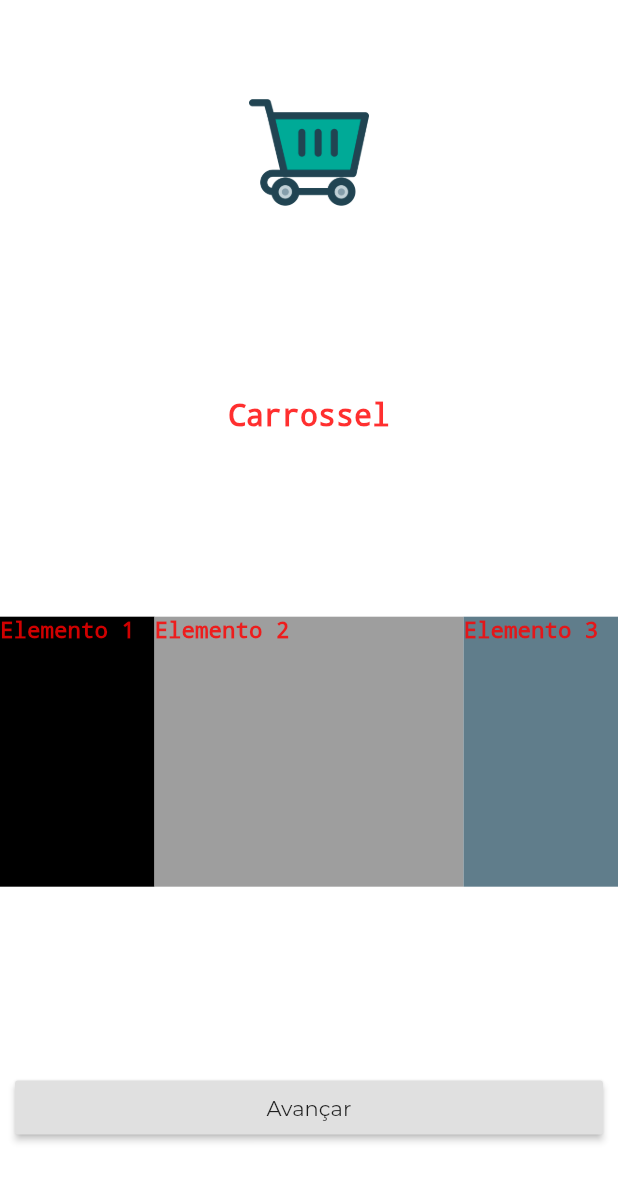
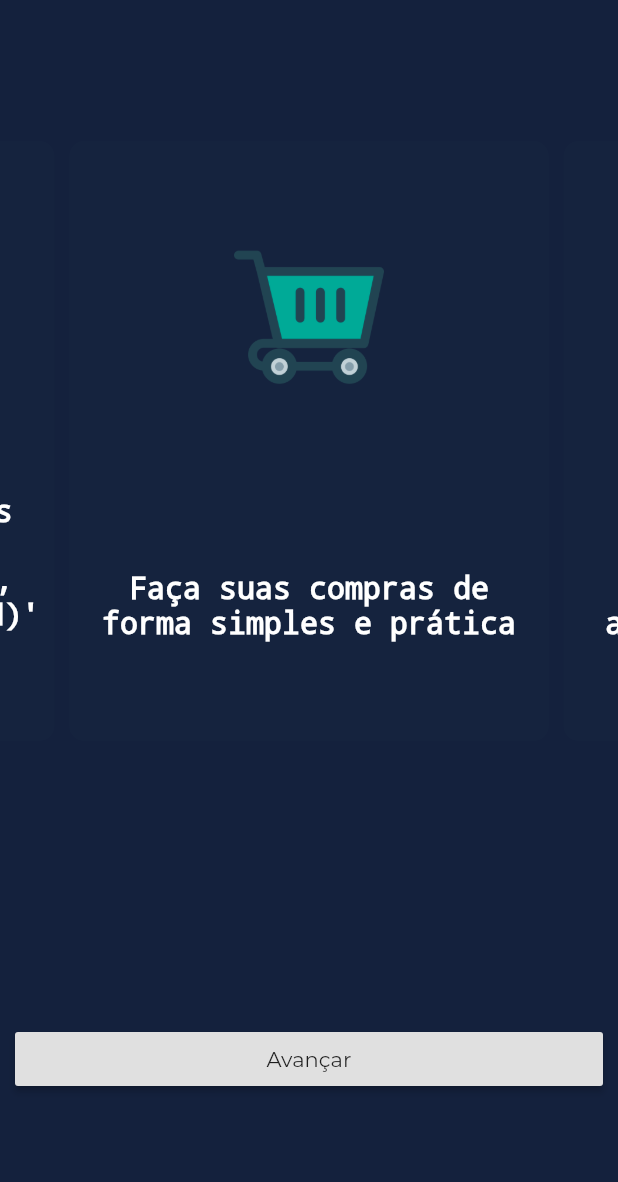
Before and after one commit to owarleysouza/S-Compras, a Flutter app: the screen it shows after launch, on a phone screen of 412 x 824 dp. Shown: the top 1182 px of the screen. Run offline on Flutter 3.47's test engine with Material 2 defaults, Android fonts, the phone set to English and light mode, and no system bars; drawn by our look-alikes of carousel_slider.

Commit message:
Implementacao de carrossel na tela de apresentacao e mudanca de ui na tela

```diff
--- a/lib/views/telaApresentacao.dart
+++ b/lib/views/telaApresentacao.dart
@@ -1,4 +1,5 @@
 import 'package:flutter/material.dart';
+import 'package:carousel_slider/carousel_slider.dart';
 
 //Tela de Apresentacao onde serão mostradas as funcionalidades do app
 class TelaApresentacao extends StatefulWidget {
@@ -11,56 +12,58 @@ class _TelaApresentacaoState extends State<TelaApresentacao> {
   Widget build(BuildContext context) {
     return Container(
       width: double.infinity,
-      color: Colors.white,
+      color: Theme.of(context).primaryColor,
       child: Column(
         mainAxisAlignment: MainAxisAlignment.spaceAround,
         children: <Widget>[
-          Image.asset(
-            'assets/images/logo.png',
-            width: 80,
-            height: 80,
-          ),
-          Text(
-            "Carrossel",
-            style: TextStyle(decoration: TextDecoration.none, fontSize: 20),
-          ),
-          Row(
-            children: <Widget>[
-              Expanded(
-                flex: 2,
-                child: Container(
-                  height: 180,
-                  color: Colors.black,
-                  child: Text(
-                    "Elemento 1",
-                    style: TextStyle(
-                        decoration: TextDecoration.none, fontSize: 15),
-                  ),
-                ),
-              ),
-              Expanded(
-                flex: 4,
-                child: Container(
-                    height: 180,
-                    color: Colors.grey,
-                    child: Text(
-                      "Elemento 2",
-                      style: TextStyle(
-                          decoration: TextDecoration.none, fontSize: 15),
-                    )),
-              ),
-              Expanded(
-                flex: 2,
-                child: Container(
-                    height: 180,
-                    color: Colors.blueGrey,
-                    child: Text(
-                      "Elemento 3",
-                      style: TextStyle(
-                          decoration: TextDecoration.none, fontSize: 15),
-                    )),
-              )
-            ],
+          CarouselSlider(
+            options: CarouselOptions(height: 400.0),
+            items: [
+              [
+                "assets/images/logo.png",
+                "Faça suas compras de forma simples e prática",
+              ],
+              [
+                "assets/images/add.png",
+                "Crie uma compra e adicione produtos nela",
+              ],
+              [
+                "assets/images/Frios.png",
+                "Divida os produtos das suas compras em categorias:  'Grosso', 'Limpeza e Higiene (LEH)' e 'Frios'",
+              ]
+            ].map((i) {
+              String img = i[0];
+              String text = i[1];
+              return Builder(
+                builder: (BuildContext context) {
+                  return Container(
+                      width: MediaQuery.of(context).size.width,
+                      margin: EdgeInsets.symmetric(horizontal: 5.0),
+                      padding: EdgeInsets.all(8.0),
+                      decoration: BoxDecoration(
+                          color: Color(0xF264653),
+                          borderRadius: BorderRadius.circular(10)),
+                      child: Column(
+                        mainAxisAlignment: MainAxisAlignment.spaceAround,
+                        children: <Widget>[
+                          Image.asset(
+                            img,
+                            width: 100,
+                            height: 100,
+                          ),
+                          Text(
+                            text,
+                            textAlign: TextAlign.center,
+                            style: TextStyle(
+                                fontSize: 20.0,
+                                color: Colors.white,
+                                decoration: TextDecoration.none),
+                          ),
+                        ],
+                      ));
+                },
+              );
+            }).toList(),
           ),
           Container(
             margin: EdgeInsets.symmetric(horizontal: 10),
--- a/pubspec.yaml
+++ b/pubspec.yaml
@@ -24,6 +24,7 @@ dependencies:
   # The following adds the Cupertino Icons font to your application.
   # Use with the CupertinoIcons class for iOS style icons.
   cupertino_icons: ^0.1.2
+  carousel_slider: ^2.2.1
 
 dev_dependencies:
   flutter_test:
```
Also changed, not shown: pubspec.lock.
